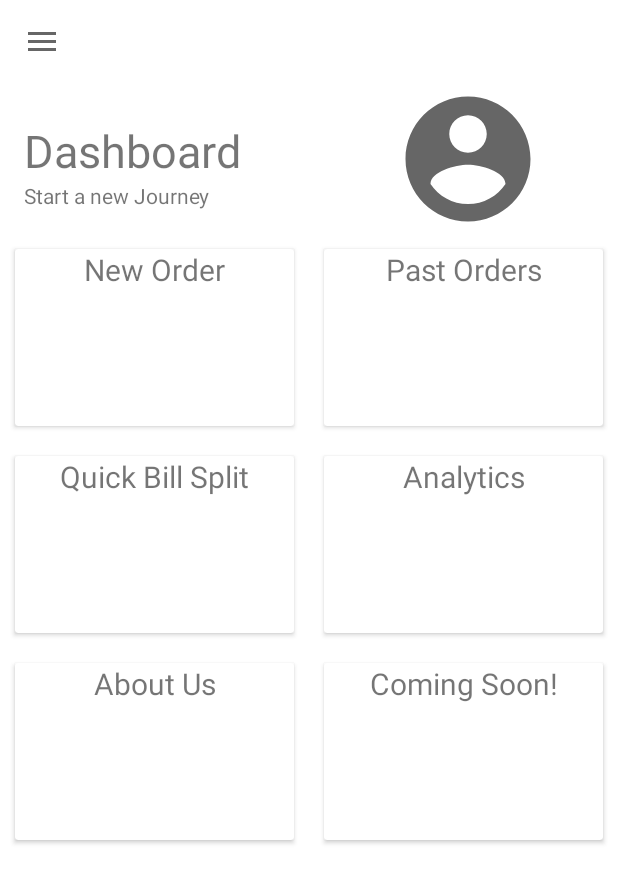
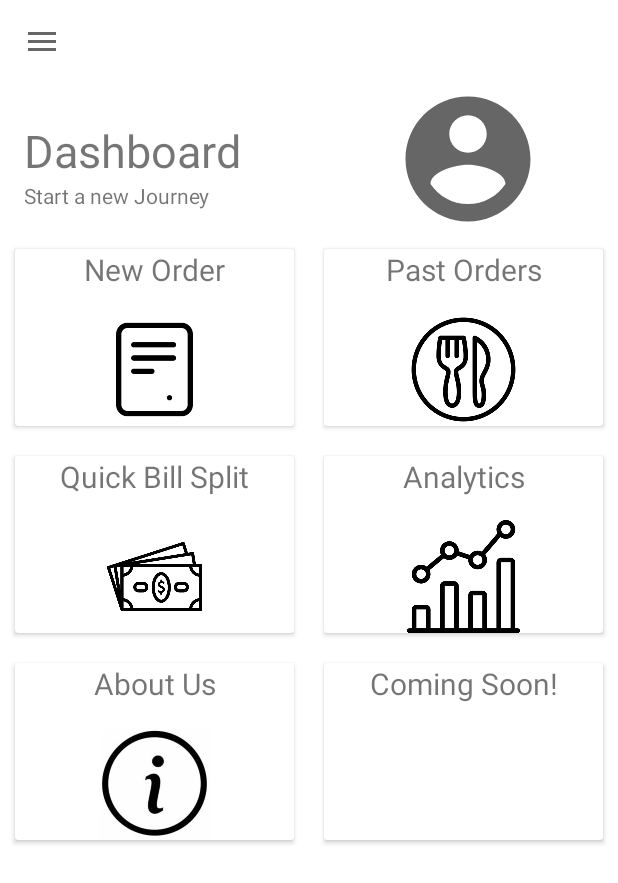
Before and after one commit to DinethP/EasyDine, an Android app: the screen it shows after launch once a user with an empty profile is signed in (MainActivity), on a phone screen of 412 x 824 dp. Shown: the top 883 px of the screen. Run offline under Robolectric (Android 15) with nearby library versions, the phone set to English and light mode, and no system bars; our stand-ins replace Firebase (no records; nobody signed in at launch, a user with empty details on screens opened directly); pictures from the network do not load; 6 statements that could not run were skipped.

Commit message:
updated nav menu

```diff
--- a/app/src/main/java/edu/cuhk/csci3310/easydine/CardListAdapter.java
+++ b/app/src/main/java/edu/cuhk/csci3310/easydine/CardListAdapter.java
@@ -6,6 +6,7 @@ import android.util.Log;
 import android.view.LayoutInflater;
 import android.view.View;
 import android.view.ViewGroup;
+import android.widget.ImageView;
 import android.widget.TextView;
 
 import java.util.LinkedList;
@@ -27,13 +28,13 @@ public class CardListAdapter extends RecyclerView.Adapter<CardListAdapter.CardVi
 
         // ImageView imageView1, imageView2;
         TextView textView;
-
+        ImageView imageView;
         final CardListAdapter mAdapter;
 
         public CardViewHolder(@NonNull View itemView, CardListAdapter mAdapter) {
             super(itemView);
             textView = itemView.findViewById(R.id.textView);
-
+            imageView = itemView.findViewById(R.id.imageView);
             this.mAdapter = mAdapter;
         }
     }
@@ -55,6 +56,24 @@ public class CardListAdapter extends RecyclerView.Adapter<CardListAdapter.CardVi
     public void onBindViewHolder(@NonNull CardViewHolder holder, int position) {
         String cardName = mCardNameList.get(position);
         holder.textView.setText(cardName);
+        switch (position){
+            case 0:
+                holder.imageView.setImageResource(R.drawable.new_order);
+                break;
+            case 1:
+                holder.imageView.setImageResource(R.drawable.past_order);
+                break;
+            case 2:
+                holder.imageView.setImageResource(R.drawable.split_bill);
+                break;
+            case 3:
+                holder.imageView.setImageResource(R.drawable.analytics);
+                break;
+            case 4:
+                holder.imageView.setImageResource(R.drawable.about_us);
+                break;
+        }
+
         // make the cards clickable
         holder.itemView.setOnClickListener(new View.OnClickListener() {
             @Override
--- a/app/src/main/res/menu/main_menu.xml
+++ b/app/src/main/res/menu/main_menu.xml
@@ -2,34 +2,34 @@
 <menu xmlns:android="http://schemas.android.com/apk/res/android">
     <group android:checkableBehavior="single">
         <item
-            android:id="@+id/nav_dashboard"
+            android:id="@+id/nav_new_orders"
+            android:icon="@drawable/new_order"
+            android:title="New Orders" />
+        <item
+            android:id="@+id/nav_past_orders"
+            android:icon="@drawable/past_order"
+            android:title="Past Orders" />
+
+        <item
+            android:id="@+id/nav_split_bill"
+            android:icon="@drawable/money"
+            android:title="Quick Bill Split"/>
+
+        <item
+            android:id="@+id/nav_analytics"
+            android:icon="@drawable/analytics"
+            android:title="Analytics"/>
+
+        <item
+            android:id="@+id/nav_about_us"
             android:icon="@drawable/home_icon"
-            android:title="Dashboard" />
+            android:title="About us"/>
+
         <item
-            android:id="@+id/nav_profile"
+            android:id="@+id/logout"
             android:icon="@drawable/logout_icon"
-            android:title="Profile" />
+            android:title="Logout" />
+
     </group>
-    <item android:title="Meals">
-        <menu>
-            <group android:checkableBehavior="single">
-                <item
-                    android:id="@+id/nav_past_orders"
-                    android:icon="@drawable/home_icon"
-                    android:title="Past Orders" />
-                <item
-                    android:id="@+id/map"
-                    android:icon="@drawable/logout_icon"
-                    android:title="Map" />
-            </group>
-        </menu>
-    </item>
-    <item android:title="Settings">
-        <menu>
-            <item
-                android:id="@+id/logout"
-                android:icon="@drawable/logout_icon"
-                android:title="Logout" />
-        </menu>
-    </item>
+
 </menu>
```
Also changed, not shown: app/src/main/java/edu/cuhk/csci3310/easydine/MainActivity.java (+22 -5 lines), app/src/main/res/drawable/about_us.jpeg (added), app/src/main/res/drawable/analytics.png (added), app/src/main/res/drawable/new_order.png (added), app/src/main/res/drawable/past_order.png (added), app/src/main/res/drawable/split_bill.jpg (added).
